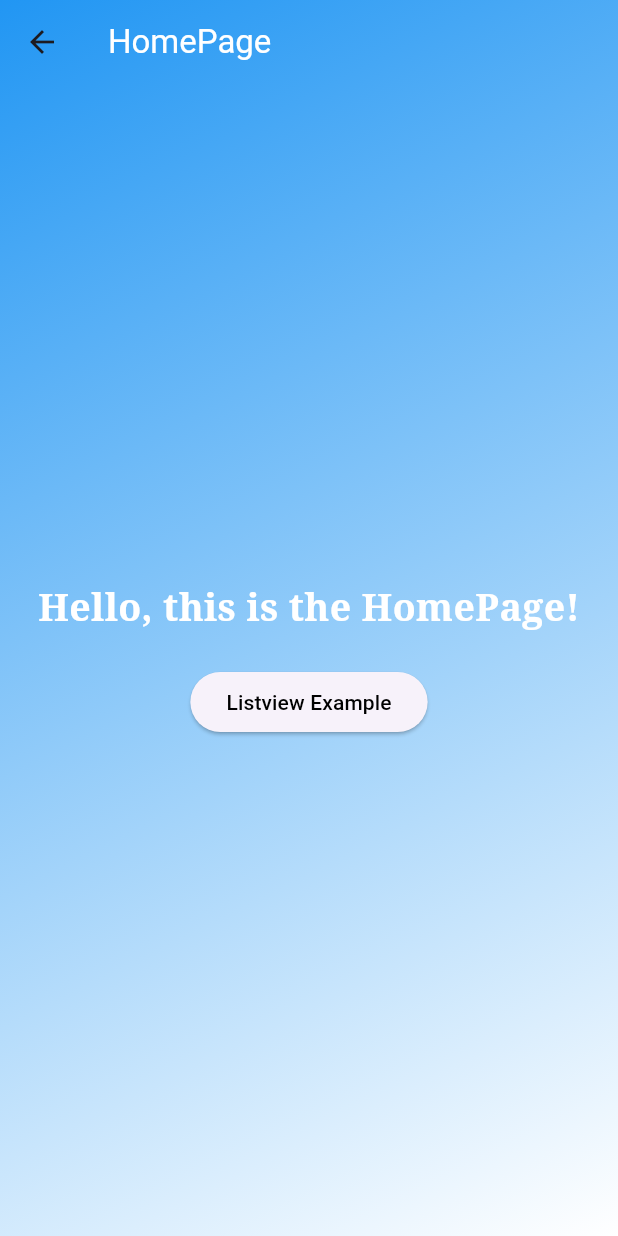
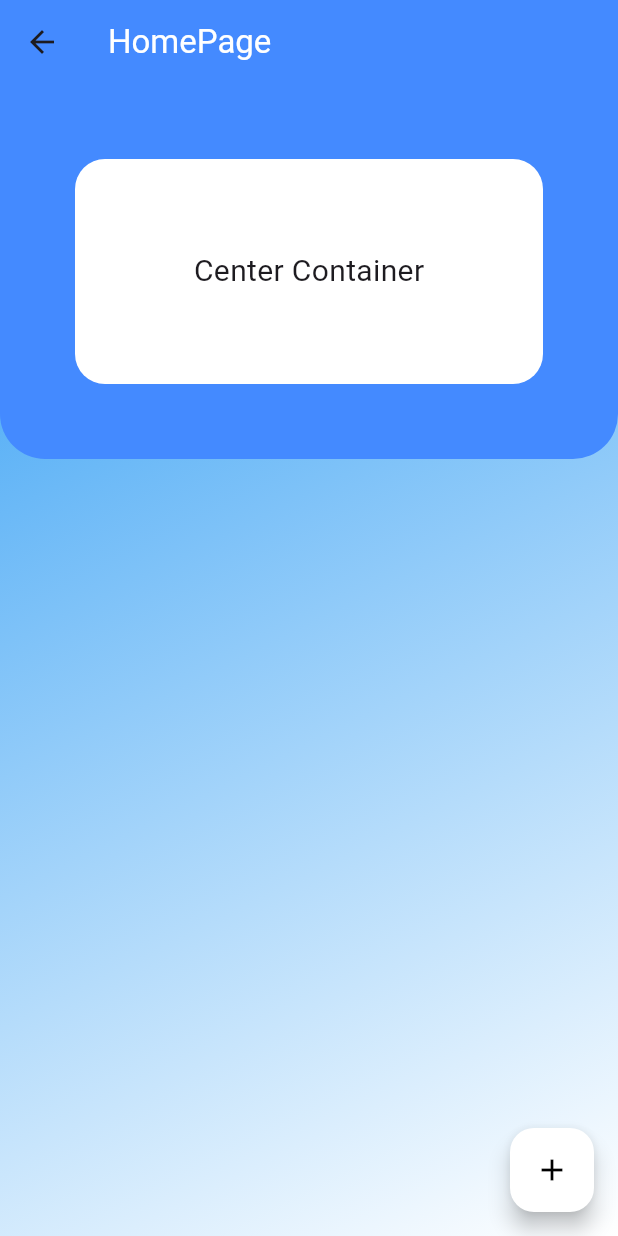
Before and after one commit to santhoshsk3722/Todo-app, a Flutter app: the Homepage screen opened directly, on a phone screen of 412 x 824 dp. Run offline on Flutter 3.47's test engine with Material 3 defaults, Android fonts, the phone set to English and light mode, and no system bars.

Commit message:
4th commit

```diff
--- a/lib/Screens/homepage.dart
+++ b/lib/Screens/homepage.dart
@@ -1,5 +1,4 @@
 import 'package:flutter/material.dart';
-import 'package:todo_app/Screens/listview.dart';
 
 class Homepage extends StatefulWidget {
   const Homepage({super.key});
@@ -9,6 +8,79 @@ class Homepage extends StatefulWidget {
 }
 
 class _HomepageState extends State<Homepage> {
+  List<String> items = []; // Dynamic titles
+  List<String> sub = []; // Dynamic subtitles
+
+  void _addTodo() {
+    String newSubtitle = "";
+
+    showDialog(
+      context: context,
+      builder: (BuildContext context) {
+        return AlertDialog(
+          title: const Text("Add New To-Do"),
+          content: TextField(
+            decoration: const InputDecoration(hintText: "Enter task details"),
+            onChanged: (value) {
+              newSubtitle = value;
+            },
+          ),
+          actions: [
+            TextButton(
+              onPressed: () => Navigator.of(context).pop(),
+              child: const Text("Cancel"),
+            ),
+            TextButton(
+              onPressed: () {
+                if (newSubtitle.isNotEmpty) {
+                  setState(() {
+                    items.add("To-Do ${items.length + 1}");
+                    sub.add(newSubtitle);
+                  });
+                }
+                Navigator.of(context).pop();
+              },
+              child: const Text("Add"),
+            ),
+          ],
+        );
+      },
+    );
+  }
+
+  void _deleteTodoItem(int index) {
+    showDialog(
+      context: context,
+      builder: (BuildContext context) {
+        return AlertDialog(
+          title: const Text("Confirm Delete"),
+          content: Text("Do you want to remove '${items[index]}'?"),
+          actions: [
+            TextButton(
+              onPressed: () => Navigator.of(context).pop(),
+              child: const Text("Cancel"),
+            ),
+            TextButton(
+              onPressed: () {
+                setState(() {
+                  items.removeAt(index);
+                  sub.removeAt(index);
+
+                  // Reorder numbering
+                  for (int i = 0; i < items.length; i++) {
+                    items[i] = "To-Do ${i + 1}";
+                  }
+                });
+                Navigator.of(context).pop();
+              },
+              child: const Text("Delete", style: TextStyle(color: Colors.red)),
+            ),
+          ],
+        );
+      },
+    );
+  }
+
   @override
   Widget build(BuildContext context) {
     return Container(
@@ -22,41 +94,67 @@ class _HomepageState extends State<Homepage> {
       child: Scaffold(
         backgroundColor: Colors.transparent,
         appBar: AppBar(
-          backgroundColor: Colors.transparent,
+          backgroundColor: Colors.blueAccent,
           title: Text("HomePage", style: TextStyle(color: Colors.white)),
         ),
-        body: Center(
-          child: SingleChildScrollView(
+        body: SingleChildScrollView(
           child: Column(
             mainAxisAlignment: MainAxisAlignment.center,
             children: [
-                Text(
-                  "Hello, this is the HomePage!",
-                  style: TextStyle(
-                    fontSize: 25,
-                    fontWeight: FontWeight.bold,
-                    color: Colors.white,
-                    fontFamily: 'Serif',
+              Container(
+                decoration: BoxDecoration(
+                  color: Colors.blueAccent,
+                  borderRadius: BorderRadius.only(
+                    bottomLeft: Radius.circular(30),
+                    bottomRight: Radius.circular(30),
                   ),
                 ),
-                SizedBox(height: 20),
-                ElevatedButton(
+                height: 250,
+                width: double.infinity,
+                padding: EdgeInsets.all(50),
+                child: Container(
+                  height: 50,
+                  width: 50,
+                  alignment: Alignment.center,
+                  decoration: BoxDecoration(
+                    color: Colors.white,
+                    borderRadius: BorderRadius.circular(20),
+                  ),
+                  child: Text(
+                    "Center Container",
+                    style: TextStyle(fontSize: 20),
+                  ),
+                ),
+              ),
+              Container(
+                height: 400,
+                width: double.infinity,
+                padding: EdgeInsets.all(20),
+                child: ListView.builder(
+                  itemCount: items.length,
+                  itemBuilder: (context, index) {
+                    return ListTile(
+                      title: Text(items[index]),
+                      subtitle: Text(sub[index]),
+                      trailing: IconButton(
+                        icon: const Icon(Icons.delete, color: Colors.red),
                         onPressed: () {
-                    Navigator.push(
-                      context,
-                      MaterialPageRoute(
-                        builder: (context) => ListViewExample(),
+                          _deleteTodoItem(index);
+                        },
                       ),
                     );
                   },
-                  child: Text(
-                    "Listview Example",
-                    style: TextStyle(color: Colors.black),
                 ),
               ),
             ],
           ),
         ),
+        floatingActionButton: FloatingActionButton(
+          onPressed: () {
+            _addTodo();
+          },
+          backgroundColor: Colors.white,
+          child: Icon(Icons.add, color: Colors.black),
         ),
       ),
     );
```
Lines whose indentation alone changed are shown as unchanged.
